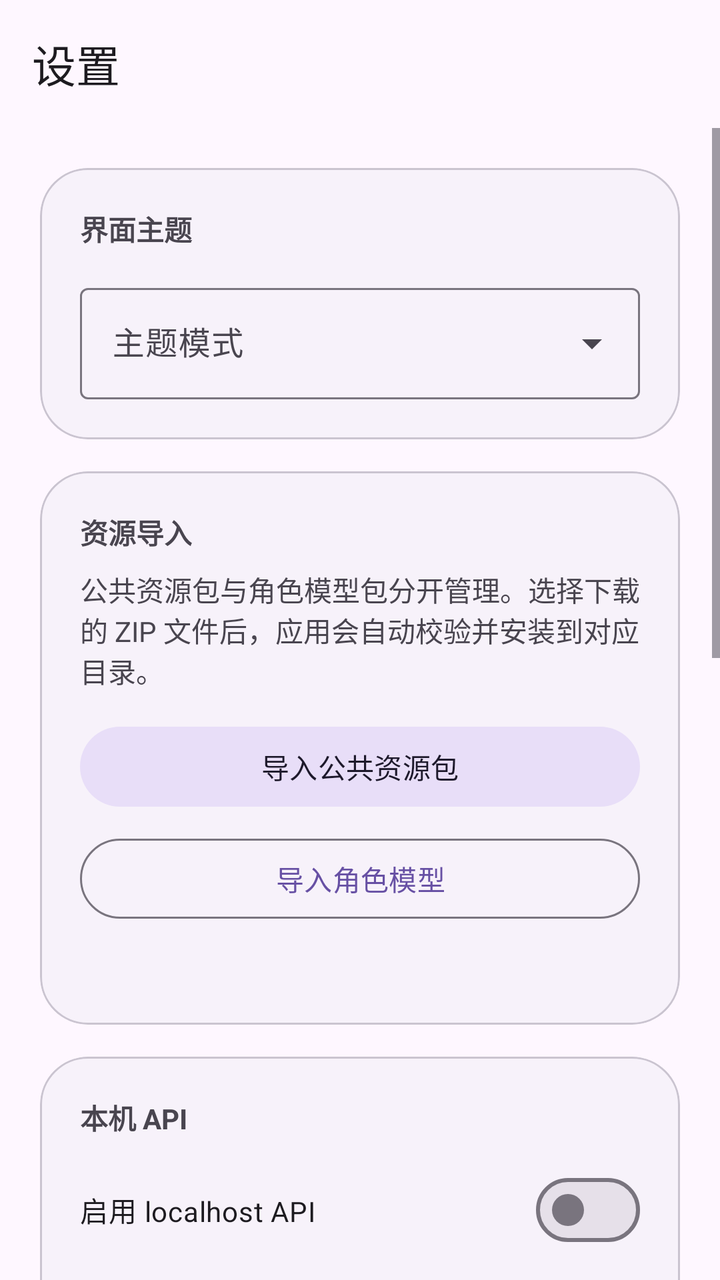
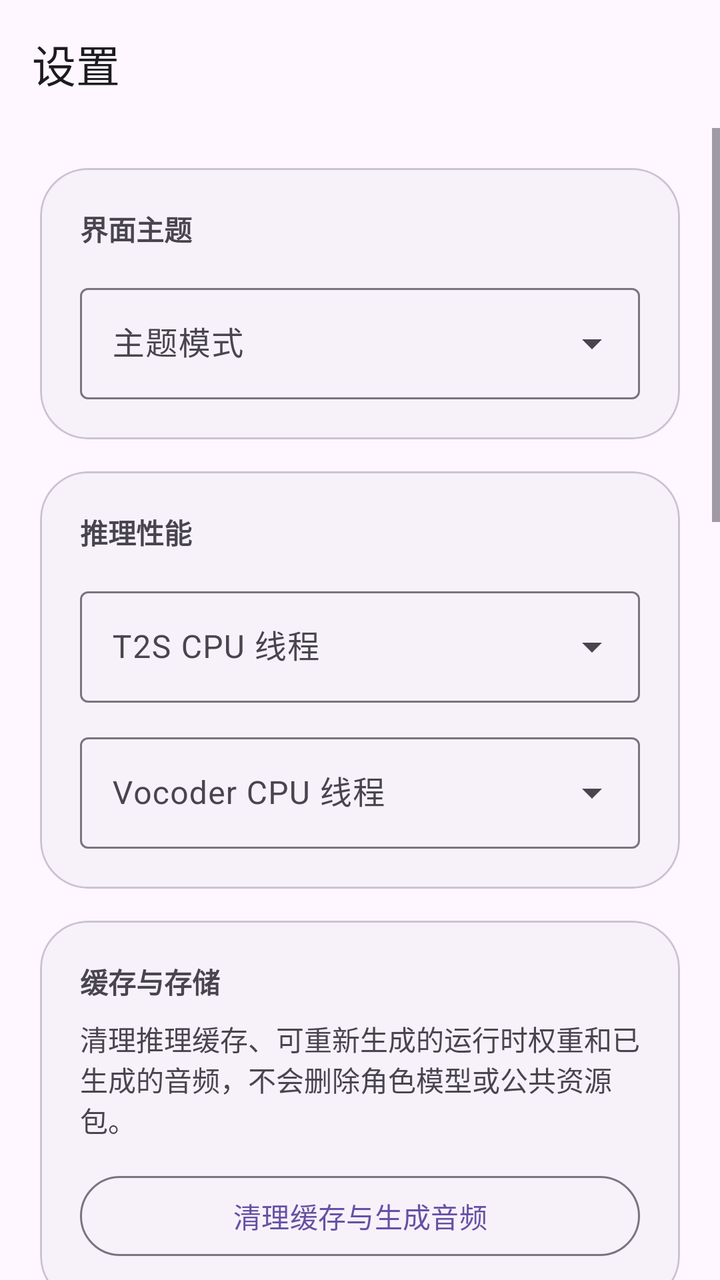

Screens rendered from an Android XML layout before and after an edit, with the pre-edit source and the edit as a unified diff.
<!-- AndroidManifest.xml: application theme Theme.GenieTTS -->
<!-- res/layout/activity_settings.xml -->
<?xml version="1.0" encoding="utf-8"?>
<LinearLayout xmlns:android="http://schemas.android.com/apk/res/android"
    xmlns:app="http://schemas.android.com/apk/res-auto"
    android:id="@+id/rootLayout"
    android:layout_width="match_parent"
    android:layout_height="match_parent"
    android:background="?attr/colorSurface"
    android:orientation="vertical">

    <com.google.android.material.appbar.MaterialToolbar
        android:id="@+id/topAppBar"
        android:layout_width="match_parent"
        android:layout_height="wrap_content"
        android:backgroundTint="?attr/colorSurfaceContainer"
        android:elevation="0dp"
        app:title="@string/prototype_settings_title"
        app:titleTextColor="?attr/colorOnSurface" />

    <ScrollView
        android:layout_width="match_parent"
        android:layout_height="match_parent"
        android:fillViewport="true">

        <LinearLayout
            android:layout_width="match_parent"
            android:layout_height="wrap_content"
            android:orientation="vertical"
            android:padding="20dp">

            <com.google.android.material.card.MaterialCardView
                android:layout_width="match_parent"
                android:layout_height="wrap_content"
                app:cardBackgroundColor="?attr/colorSurfaceContainerLow"
                app:cardCornerRadius="24dp"
                app:cardElevation="0dp"
                app:strokeColor="?attr/colorOutlineVariant"
                app:strokeWidth="1dp">

                <LinearLayout
                    android:layout_width="match_parent"
                    android:layout_height="wrap_content"
                    android:orientation="vertical"
                    android:padding="20dp">

                    <TextView
                        android:layout_width="match_parent"
                        android:layout_height="wrap_content"
                        android:text="@string/prototype_settings_theme_section"
                        android:textColor="?attr/colorOnSurfaceVariant"
                        android:textStyle="bold" />

                    <com.google.android.material.textfield.TextInputLayout
                        style="@style/Widget.Material3.TextInputLayout.OutlinedBox.ExposedDropdownMenu"
                        android:layout_width="match_parent"
                        android:layout_height="wrap_content"
                        android:layout_marginTop="14dp"
                        android:hint="@string/prototype_settings_theme_label">

                        <AutoCompleteTextView
                            android:id="@+id/themeSelector"
                            android:layout_width="match_parent"
                            android:layout_height="wrap_content"
                            android:inputType="none" />
                    </com.google.android.material.textfield.TextInputLayout>
                </LinearLayout>
            </com.google.android.material.card.MaterialCardView>

            <com.google.android.material.card.MaterialCardView
                android:layout_width="match_parent"
                android:layout_height="wrap_content"
                android:layout_marginTop="16dp"
                app:cardBackgroundColor="?attr/colorSurfaceContainerLow"
                app:cardCornerRadius="24dp"
                app:cardElevation="0dp"
                app:strokeColor="?attr/colorOutlineVariant"
                app:strokeWidth="1dp">

                <LinearLayout
                    android:layout_width="match_parent"
                    android:layout_height="wrap_content"
                    android:orientation="vertical"
                    android:padding="20dp">

                    <TextView
                        android:layout_width="match_parent"
                        android:layout_height="wrap_content"
                        android:text="@string/prototype_settings_import_section"
                        android:textColor="?attr/colorOnSurfaceVariant"
                        android:textStyle="bold" />

                    <TextView
                        android:layout_width="match_parent"
                        android:layout_height="wrap_content"
                        android:layout_marginTop="8dp"
                        android:text="@string/prototype_settings_import_description"
                        android:textColor="?attr/colorOnSurfaceVariant" />

                    <com.google.android.material.button.MaterialButton
                        android:id="@+id/importRuntimePackageButton"
                        style="@style/Widget.Material3.Button.TonalButton"
                        android:layout_width="match_parent"
                        android:layout_height="wrap_content"
                        android:layout_marginTop="14dp"
                        android:text="@string/prototype_settings_import_runtime_button" />

                    <com.google.android.material.button.MaterialButton
                        android:id="@+id/importCharacterModelButton"
                        style="@style/Widget.Material3.Button.OutlinedButton"
                        android:layout_width="match_parent"
                        android:layout_height="wrap_content"
                        android:layout_marginTop="8dp"
                        android:text="@string/prototype_settings_import_character_button" />

                    <com.google.android.material.progressindicator.LinearProgressIndicator
                        android:id="@+id/resourceImportProgress"
                        android:layout_width="match_parent"
                        android:layout_height="wrap_content"
                        android:layout_marginTop="12dp"
                        android:indeterminate="true"
                        android:visibility="gone" />

                    <TextView
                        android:id="@+id/resourceImportStatusValue"
                        android:layout_width="match_parent"
                        android:layout_height="wrap_content"
                        android:layout_marginTop="10dp"
                        android:textColor="?attr/colorOnSurfaceVariant" />
                </LinearLayout>
            </com.google.android.material.card.MaterialCardView>

            <com.google.android.material.card.MaterialCardView
                android:layout_width="match_parent"
                android:layout_height="wrap_content"
                android:layout_marginTop="16dp"
                app:cardBackgroundColor="?attr/colorSurfaceContainerLow"
                app:cardCornerRadius="24dp"
                app:cardElevation="0dp"
                app:strokeColor="?attr/colorOutlineVariant"
                app:strokeWidth="1dp">

                <LinearLayout
                    android:layout_width="match_parent"
                    android:layout_height="wrap_content"
                    android:orientation="vertical"
                    android:padding="20dp">

                    <TextView
                        android:layout_width="match_parent"
                        android:layout_height="wrap_content"
                        android:text="@string/prototype_settings_api_section"
                        android:textColor="?attr/colorOnSurfaceVariant"
                        android:textStyle="bold" />

                    <com.google.android.material.materialswitch.MaterialSwitch
                        android:id="@+id/apiEnabledSwitch"
                        android:layout_width="match_parent"
                        android:layout_height="wrap_content"
                        android:layout_marginTop="12dp"
                        android:text="@string/prototype_settings_api_enabled_label" />

                    <com.google.android.material.textfield.TextInputLayout
                        android:layout_width="match_parent"
                        android:layout_height="wrap_content"
                        android:layout_marginTop="14dp"
                        android:hint="@string/prototype_settings_api_port_label">

                        <com.google.android.material.textfield.TextInputEditText
                            android:id="@+id/apiPortInput"
                            android:layout_width="match_parent"
                            android:layout_height="wrap_content"
                            android:imeOptions="actionDone"
                            android:inputType="number"
                            android:singleLine="true" />
                    </com.google.android.material.textfield.TextInputLayout>

                    <com.google.android.material.button.MaterialButton
                        android:id="@+id/applyApiPortButton"
                        style="@style/Widget.Material3.Button.OutlinedButton"
                        android:layout_width="wrap_content"
                        android:layout_height="wrap_content"
                        android:layout_marginTop="10dp" />

                    <TextView
                        android:layout_width="match_parent"
                        android:layout_height="wrap_content"
                        android:layout_marginTop="14dp"
                        android:text="@string/prototype_settings_api_address_label"
                        android:textColor="?attr/colorOnSurfaceVariant"
                        android:textStyle="bold" />

                    <TextView
                        android:id="@+id/apiAddressValue"
                        android:layout_width="match_parent"
                        android:layout_height="wrap_content"
                        android:layout_marginTop="4dp"
                        android:textColor="?attr/colorOnSurface" />

                    <TextView
                        android:layout_width="match_parent"
                        android:layout_height="wrap_content"
                        android:layout_marginTop="14dp"
                        android:text="@string/prototype_settings_api_status_label"
                        android:textColor="?attr/colorOnSurfaceVariant"
                        android:textStyle="bold" />

                    <TextView
                        android:id="@+id/apiStatusValue"
                        android:layout_width="match_parent"
                        android:layout_height="wrap_content"
                        android:layout_marginTop="4dp"
                        android:textColor="?attr/colorOnSurface" />

                    <TextView
                        android:layout_width="match_parent"
                        android:layout_height="wrap_content"
                        android:layout_marginTop="14dp"
                        android:text="@string/prototype_settings_api_examples_label"
                        android:textColor="?attr/colorOnSurfaceVariant"
                        android:textStyle="bold" />

                    <LinearLayout
                        android:id="@+id/apiExamplesContainer"
                        android:layout_width="match_parent"
                        android:layout_height="wrap_content"
                        android:orientation="vertical" />

                    <TextView
                        android:id="@+id/batteryOptimizationLabel"
                        android:layout_width="match_parent"
                        android:layout_height="wrap_content"
                        android:layout_marginTop="14dp"
                        android:textColor="?attr/colorOnSurfaceVariant"
                        android:textStyle="bold" />

                    <TextView
                        android:id="@+id/batteryOptimizationValue"
                        android:layout_width="match_parent"
                        android:layout_height="wrap_content"
                        android:layout_marginTop="4dp"
                        android:textColor="?attr/colorOnSurface" />

                    <com.google.android.material.button.MaterialButton
                        android:id="@+id/openBatteryOptimizationButton"
                        style="@style/Widget.Material3.Button.OutlinedButton"
                        android:layout_width="wrap_content"
                        android:layout_height="wrap_content"
                        android:layout_marginTop="10dp" />
                </LinearLayout>
            </com.google.android.material.card.MaterialCardView>

            <com.google.android.material.card.MaterialCardView
                android:layout_width="match_parent"
                android:layout_height="wrap_content"
                android:layout_marginTop="16dp"
                app:cardBackgroundColor="?attr/colorSurfaceContainerLow"
                app:cardCornerRadius="24dp"
                app:cardElevation="0dp"
                app:strokeColor="?attr/colorOutlineVariant"
                app:strokeWidth="1dp">

                <LinearLayout
                    android:layout_width="match_parent"
                    android:layout_height="wrap_content"
                    android:orientation="vertical"
                    android:padding="20dp">

                    <TextView
                        android:layout_width="match_parent"
                        android:layout_height="wrap_content"
                        android:text="@string/prototype_diagnostics_label"
                        android:textColor="?attr/colorOnSurfaceVariant"
                        android:textStyle="bold" />

                    <TextView
                        android:layout_width="match_parent"
                        android:layout_height="wrap_content"
                        android:layout_marginTop="14dp"
                        android:text="@string/prototype_model_path_label"
                        android:textColor="?attr/colorOnSurfaceVariant"
                        android:textStyle="bold" />

                    <TextView
                        android:id="@+id/modelPathValue"
                        android:layout_width="match_parent"
                        android:layout_height="wrap_content"
                        android:layout_marginTop="4dp"
                        android:textColor="?attr/colorOnSurface" />

                    <TextView
                        android:layout_width="match_parent"
                        android:layout_height="wrap_content"
                        android:layout_marginTop="14dp"
                        android:text="@string/prototype_runtime_path_label"
                        android:textColor="?attr/colorOnSurfaceVariant"
                        android:textStyle="bold" />

                    <TextView
                        android:id="@+id/runtimePathValue"
                        android:layout_width="match_parent"
                        android:layout_height="wrap_content"
                        android:layout_marginTop="4dp"
                        android:textColor="?attr/colorOnSurface" />

                    <TextView
                        android:layout_width="match_parent"
                        android:layout_height="wrap_content"
                        android:layout_marginTop="14dp"
                        android:text="@string/prototype_output_path_label"
                        android:textColor="?attr/colorOnSurfaceVariant"
                        android:textStyle="bold" />

                    <TextView
                        android:id="@+id/outputPathValue"
                        android:layout_width="match_parent"
                        android:layout_height="wrap_content"
                        android:layout_marginTop="4dp"
                        android:textColor="?attr/colorOnSurface" />
                </LinearLayout>
            </com.google.android.material.card.MaterialCardView>
        </LinearLayout>
    </ScrollView>
</LinearLayout>
<!-- resources referenced by this layout -->
<resources>
  <string name="prototype_diagnostics_label">诊断信息</string>
  <string name="prototype_model_path_label">模型目录</string>
  <string name="prototype_output_path_label">输出目录</string>
  <string name="prototype_runtime_path_label">运行时目录</string>
  <string name="prototype_settings_api_address_label">监听地址</string>
  <string name="prototype_settings_api_enabled_label">启用 localhost API</string>
  <string name="prototype_settings_api_examples_label">调用示例</string>
  <string name="prototype_settings_api_port_label">监听端口</string>
  <string name="prototype_settings_api_section">本机 API</string>
  <string name="prototype_settings_api_status_label">服务状态</string>
  <string name="prototype_settings_import_character_button">导入角色模型</string>
  <string name="prototype_settings_import_description">公共资源包与角色模型包分开管理。选择下载的 ZIP 文件后，应用会自动校验并安装到对应目录。</string>
  <string name="prototype_settings_import_runtime_button">导入公共资源包</string>
  <string name="prototype_settings_import_section">资源导入</string>
  <string name="prototype_settings_theme_label">主题模式</string>
  <string name="prototype_settings_theme_section">界面主题</string>
  <string name="prototype_settings_title">设置</string>
  <style name="Theme.GenieTTS" parent="Theme.Material3.DayNight.NoActionBar">
          <item name="android:statusBarColor">@android:color/transparent</item>
          <item name="android:navigationBarColor">@android:color/transparent</item>
          <item name="android:windowBackground">?attr/colorSurface</item>
      </style>
</resources>

<!-- the commit's change to res/layout/activity_settings.xml (unified diff, before → after) -->
@@ -84,6 +84,99 @@
                     <TextView
                         android:layout_width="match_parent"
                         android:layout_height="wrap_content"
+                        android:text="@string/prototype_settings_inference_section"
+                        android:textColor="?attr/colorOnSurfaceVariant"
+                        android:textStyle="bold" />
+
+                    <com.google.android.material.textfield.TextInputLayout
+                        style="@style/Widget.Material3.TextInputLayout.OutlinedBox.ExposedDropdownMenu"
+                        android:layout_width="match_parent"
+                        android:layout_height="wrap_content"
+                        android:layout_marginTop="14dp"
+                        android:hint="@string/prototype_settings_t2s_threads_label">
+
+                        <AutoCompleteTextView
+                            android:id="@+id/t2sCpuThreadSelector"
+                            android:layout_width="match_parent"
+                            android:layout_height="wrap_content"
+                            android:inputType="none" />
+                    </com.google.android.material.textfield.TextInputLayout>
+
+                    <com.google.android.material.textfield.TextInputLayout
+                        style="@style/Widget.Material3.TextInputLayout.OutlinedBox.ExposedDropdownMenu"
+                        android:layout_width="match_parent"
+                        android:layout_height="wrap_content"
+                        android:layout_marginTop="12dp"
+                        android:hint="@string/prototype_settings_vocoder_threads_label">
+
+                        <AutoCompleteTextView
+                            android:id="@+id/vocoderCpuThreadSelector"
+                            android:layout_width="match_parent"
+                            android:layout_height="wrap_content"
+                            android:inputType="none" />
+                    </com.google.android.material.textfield.TextInputLayout>
+                </LinearLayout>
+            </com.google.android.material.card.MaterialCardView>
+
+            <com.google.android.material.card.MaterialCardView
+                android:layout_width="match_parent"
+                android:layout_height="wrap_content"
+                android:layout_marginTop="16dp"
+                app:cardBackgroundColor="?attr/colorSurfaceContainerLow"
+                app:cardCornerRadius="24dp"
+                app:cardElevation="0dp"
+                app:strokeColor="?attr/colorOutlineVariant"
+                app:strokeWidth="1dp">
+
+                <LinearLayout
+                    android:layout_width="match_parent"
+                    android:layout_height="wrap_content"
+                    android:orientation="vertical"
+                    android:padding="20dp">
+
+                    <TextView
+                        android:layout_width="match_parent"
+                        android:layout_height="wrap_content"
+                        android:text="@string/prototype_settings_cache_section"
+                        android:textColor="?attr/colorOnSurfaceVariant"
+                        android:textStyle="bold" />
+
+                    <TextView
+                        android:layout_width="match_parent"
+                        android:layout_height="wrap_content"
+                        android:layout_marginTop="8dp"
+                        android:text="@string/prototype_settings_cache_description"
+                        android:textColor="?attr/colorOnSurfaceVariant" />
+
+                    <com.google.android.material.button.MaterialButton
+                        android:id="@+id/clearCacheButton"
+                        style="@style/Widget.Material3.Button.OutlinedButton"
+                        android:layout_width="match_parent"
+                        android:layout_height="wrap_content"
+                        android:layout_marginTop="14dp"
+                        android:text="@string/prototype_settings_cache_clear_button" />
+                </LinearLayout>
+            </com.google.android.material.card.MaterialCardView>
+
+            <com.google.android.material.card.MaterialCardView
+                android:layout_width="match_parent"
+                android:layout_height="wrap_content"
+                android:layout_marginTop="16dp"
+                app:cardBackgroundColor="?attr/colorSurfaceContainerLow"
+                app:cardCornerRadius="24dp"
+                app:cardElevation="0dp"
+                app:strokeColor="?attr/colorOutlineVariant"
+                app:strokeWidth="1dp">
+
+                <LinearLayout
+                    android:layout_width="match_parent"
+                    android:layout_height="wrap_content"
+                    android:orientation="vertical"
+                    android:padding="20dp">
+
+                    <TextView
+                        android:layout_width="match_parent"
+                        android:layout_height="wrap_content"
                         android:text="@string/prototype_settings_import_section"
                         android:textColor="?attr/colorOnSurfaceVariant"
                         android:textStyle="bold" />
<!-- resource entries referenced after the edit -->
@@ -10,13 +10,19 @@
   <string name="prototype_settings_api_port_label">监听端口</string>
   <string name="prototype_settings_api_section">本机 API</string>
   <string name="prototype_settings_api_status_label">服务状态</string>
+  <string name="prototype_settings_cache_clear_button">清理缓存与生成音频</string>
+  <string name="prototype_settings_cache_description">清理推理缓存、可重新生成的运行时权重和已生成的音频，不会删除角色模型或公共资源包。</string>
+  <string name="prototype_settings_cache_section">缓存与存储</string>
   <string name="prototype_settings_import_character_button">导入角色模型</string>
   <string name="prototype_settings_import_description">公共资源包与角色模型包分开管理。选择下载的 ZIP 文件后，应用会自动校验并安装到对应目录。</string>
   <string name="prototype_settings_import_runtime_button">导入公共资源包</string>
   <string name="prototype_settings_import_section">资源导入</string>
+  <string name="prototype_settings_inference_section">推理性能</string>
+  <string name="prototype_settings_t2s_threads_label">T2S CPU 线程</string>
   <string name="prototype_settings_theme_label">主题模式</string>
   <string name="prototype_settings_theme_section">界面主题</string>
   <string name="prototype_settings_title">设置</string>
+  <string name="prototype_settings_vocoder_threads_label">Vocoder CPU 线程</string>
   <style name="Theme.GenieTTS" parent="Theme.Material3.DayNight.NoActionBar">
           <item name="android:statusBarColor">@android:color/transparent</item>
           <item name="android:navigationBarColor">@android:color/transparent</item>
